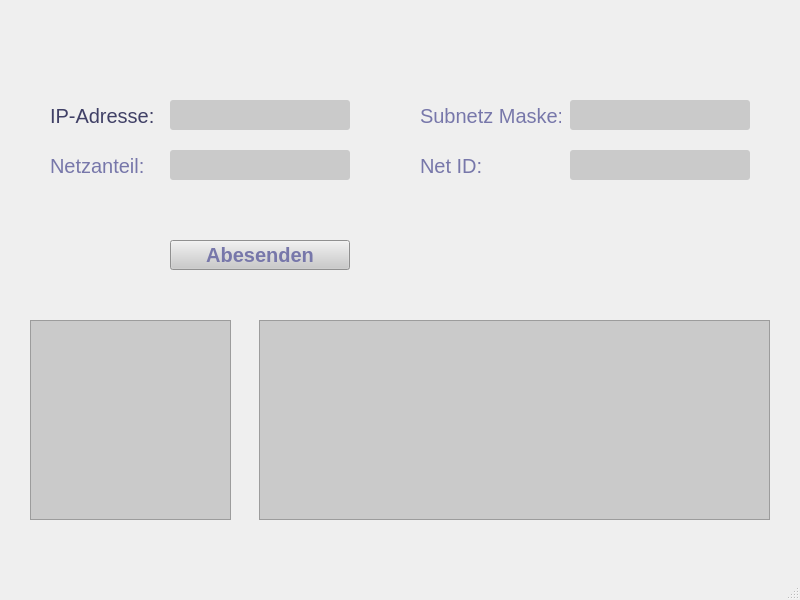
Above: mainwindow.ui from starball/agnus_v1 before the change. Below: the same form after it.
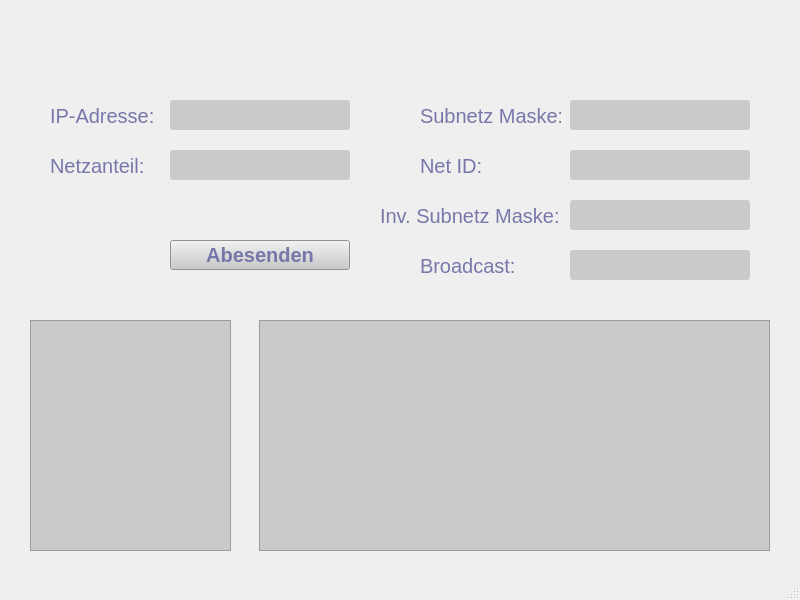
That is the form after the change.

Commit message: added broadcast calculation

Diff of the .ui file:
```diff
--- a/mainwindow.ui
+++ b/mainwindow.ui
@@ -57,7 +57,7 @@
      </font>
     </property>
     <property name="styleSheet">
-     <string notr="true">color:rgb(64, 64, 102);</string>
+     <string notr="true">color: rgb(119, 119, 170);</string>
     </property>
     <property name="text">
      <string>IP-Adresse:</string>
@@ -93,7 +93,7 @@
       <x>30</x>
       <y>320</y>
       <width>201</width>
-      <height>200</height>
+      <height>231</height>
      </rect>
     </property>
     <property name="font">
@@ -154,7 +154,7 @@
       <x>259</x>
       <y>320</y>
       <width>511</width>
-      <height>200</height>
+      <height>231</height>
      </rect>
     </property>
     <property name="font">
@@ -249,6 +249,88 @@
 border-radius: 3px;</string>
     </property>
    </widget>
+   <widget class="QLabel" name="lbl_inv_subnetz_maske">
+    <property name="geometry">
+     <rect>
+      <x>380</x>
+      <y>200</y>
+      <width>191</width>
+      <height>31</height>
+     </rect>
+    </property>
+    <property name="font">
+     <font>
+      <pointsize>15</pointsize>
+     </font>
+    </property>
+    <property name="styleSheet">
+     <string notr="true">color: rgb(119, 119, 170);</string>
+    </property>
+    <property name="text">
+     <string>Inv. Subnetz Maske:</string>
+    </property>
+   </widget>
+   <widget class="QTextEdit" name="list_inv_subnetz_maske">
+    <property name="geometry">
+     <rect>
+      <x>570</x>
+      <y>200</y>
+      <width>180</width>
+      <height>30</height>
+     </rect>
+    </property>
+    <property name="font">
+     <font>
+      <pointsize>12</pointsize>
+     </font>
+    </property>
+    <property name="styleSheet">
+     <string notr="true">color: rgb(34, 34, 34);
+background-color:rgb(202, 202, 202);
+border-radius: 3px;</string>
+    </property>
+   </widget>
+   <widget class="QTextEdit" name="list_braodcast">
+    <property name="geometry">
+     <rect>
+      <x>570</x>
+      <y>250</y>
+      <width>180</width>
+      <height>30</height>
+     </rect>
+    </property>
+    <property name="font">
+     <font>
+      <pointsize>12</pointsize>
+     </font>
+    </property>
+    <property name="styleSheet">
+     <string notr="true">color: rgb(34, 34, 34);
+background-color:rgb(202, 202, 202);
+border-radius: 3px;</string>
+    </property>
+   </widget>
+   <widget class="QLabel" name="lbl_boradcast">
+    <property name="geometry">
+     <rect>
+      <x>420</x>
+      <y>250</y>
+      <width>141</width>
+      <height>31</height>
+     </rect>
+    </property>
+    <property name="font">
+     <font>
+      <pointsize>15</pointsize>
+     </font>
+    </property>
+    <property name="styleSheet">
+     <string notr="true">color: rgb(119, 119, 170);</string>
+    </property>
+    <property name="text">
+     <string>Broadcast:</string>
+    </property>
+   </widget>
   </widget>
   <widget class="QMenuBar" name="menubar">
    <property name="geometry">
```
The commit also changes 3 other files.
